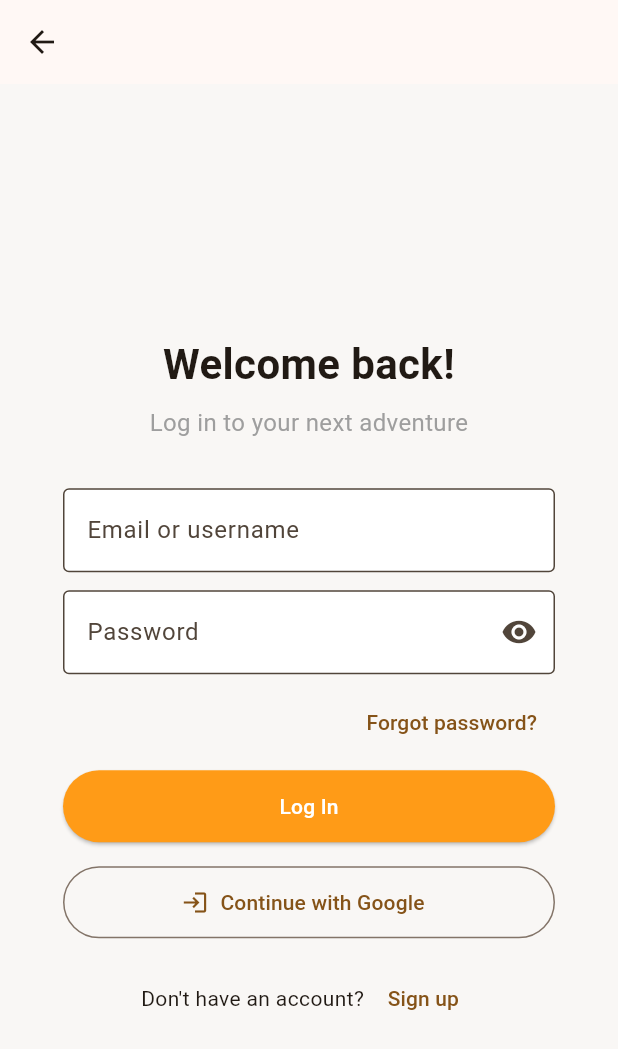
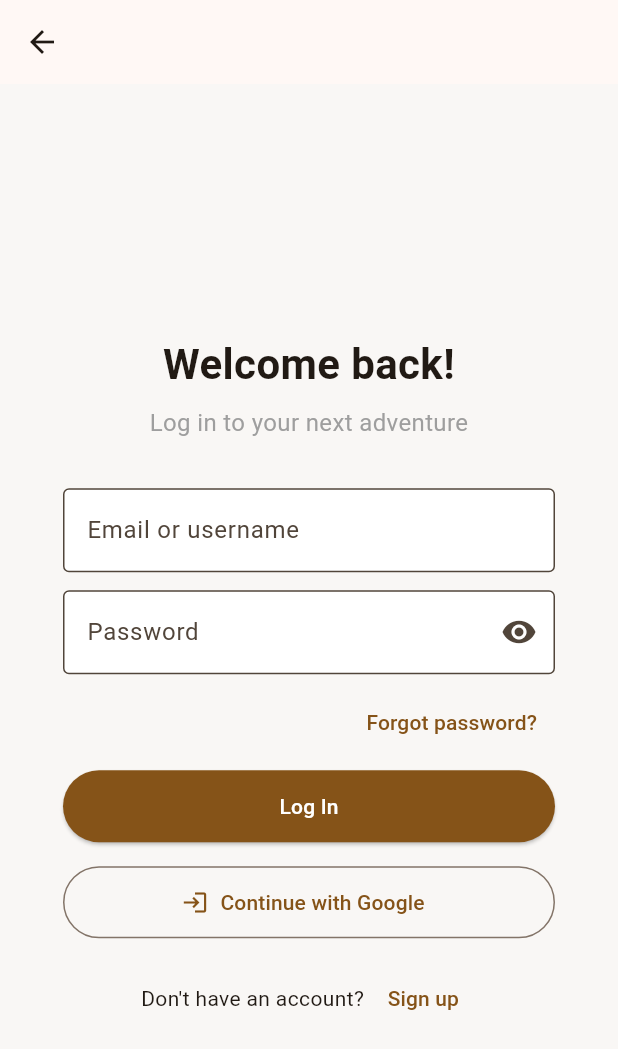
Before and after one commit to chriss212/link_up, a Flutter app: the screen it shows after launch, after a tap on "Log In", on a phone screen of 412 x 824 dp. Shown: the top 1049 px of the screen. Run offline on Flutter 3.47's test engine with Material 3 defaults, Android fonts, the phone set to English and light mode, and no system bars; our stand-ins replace flutter_riverpod, go_router, table_calendar.

Commit message:
fix: update button colors to use theme color scheme

```diff
--- a/lib/shared/widgets/primary_button.dart
+++ b/lib/shared/widgets/primary_button.dart
@@ -19,8 +19,8 @@ class PrimaryButton extends StatelessWidget {
     if (filled) {
       return ElevatedButton(
         style: ElevatedButton.styleFrom(
-          backgroundColor: AppColors.orange, // Bright orange
-          foregroundColor: AppColors.surface, // Text color
+          backgroundColor: scheme.primary,
+          foregroundColor: scheme.onPrimary,
           shape: const StadiumBorder(),
           minimumSize: const Size.fromHeight(48),
         ),
```
